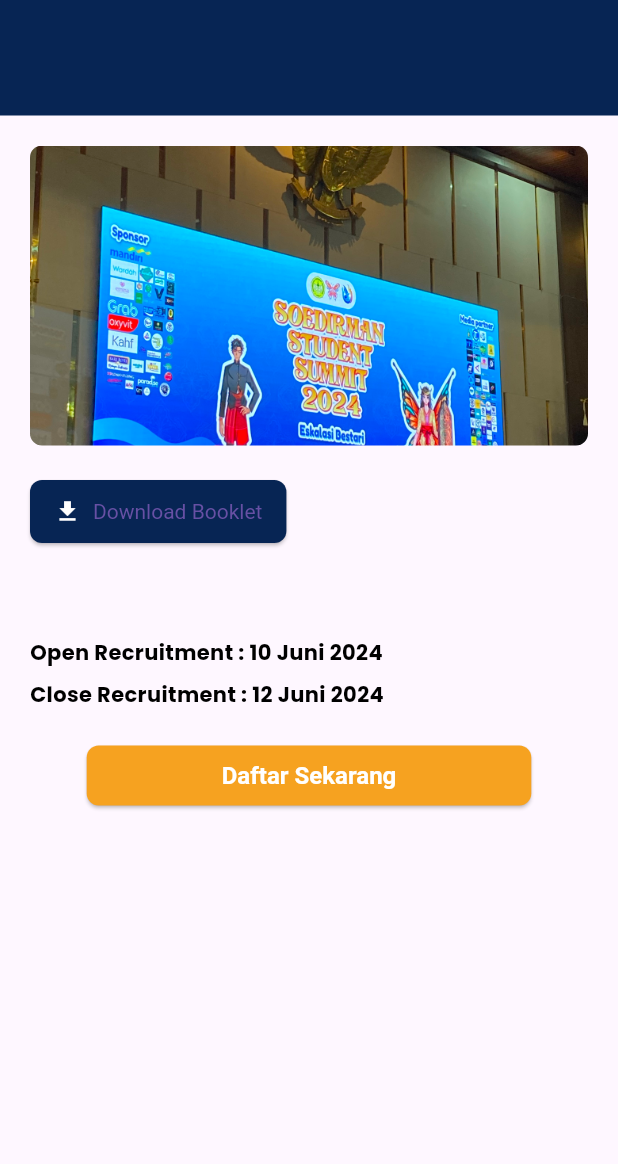
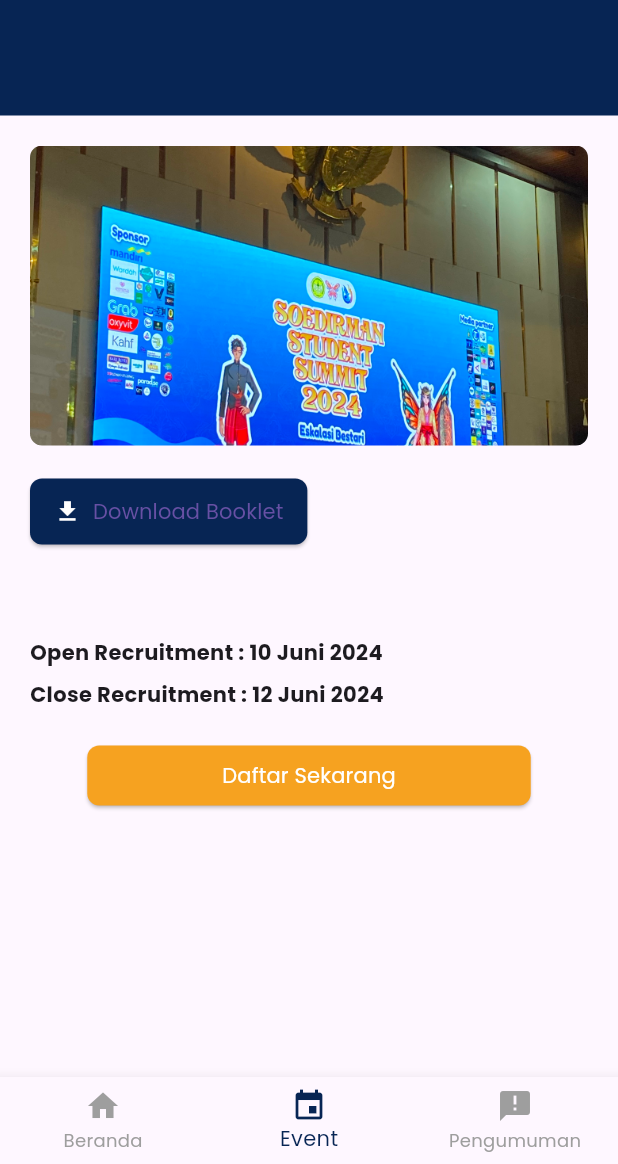
Before and after one commit to akzuha/sirek-mobile, a Flutter app: the EventDetailPage screen opened directly with empty values, on a phone screen of 412 x 824 dp, the part 72-1236 px from its top. Run offline on Flutter 3.47's test engine with Material 3 defaults, Android fonts, the phone set to English and light mode, and no system bars; our stand-ins replace file_picker, shared_preferences; accounts and stored records are empty.

Commit message:
update mhs nav

```diff
--- a/lib/mhs/daftar_event_page.dart
+++ b/lib/mhs/daftar_event_page.dart
@@ -1,10 +1,10 @@
 import 'package:flutter/material.dart';
-import 'event_page.dart'; // Pastikan file EventPage sudah diimport
+import 'package:sirek/widgets/mhsbottom_nav.dart'; // Import mhsbottom_nav.dart
+import 'event_page.dart'; // Import file EventPage
 
 class DaftarEventPage extends StatelessWidget {
   final String title;
 
-  // Konstruktor untuk menerima parameter title
   const DaftarEventPage({super.key, required this.title});
 
   @override
@@ -24,7 +24,7 @@
             padding: const EdgeInsets.only(right: 16.0),
             child: Image.asset(
               "images/iconsirek.png", // Ikon di sebelah kanan
-              height: 40, // Ukuran ikon diperkecil
+              height: 40, // Ukuran ikon
             ),
           ),
         ],
@@ -242,6 +242,7 @@
           ],
         ),
       ),
+      bottomNavigationBar: const CustomBottomNavBar(currentIndex: 1), // Tambahkan navbar di sini
     );
   }
 }
--- a/lib/mhs/event_detail_page.dart
+++ b/lib/mhs/event_detail_page.dart
@@ -1,11 +1,11 @@
 import 'package:flutter/material.dart';
-import 'daftar_event_page.dart'; // Pastikan file ini ada dan diimport
+import 'daftar_event_page.dart';
+import 'package:sirek/widgets/mhsbottom_nav.dart'; // Import mhsbottom_nav.dart
 
 class EventDetailPage extends StatelessWidget {
   final String title;
   final String description;
 
-  // Konstruktor untuk menerima parameter
   const EventDetailPage({
     super.key,
     required this.title,
@@ -19,17 +19,17 @@
         elevation: 0,
         backgroundColor: const Color(0xFF072554),
         leading: IconButton(
-          icon: const Icon(Icons.arrow_back, color: Colors.white), // Tanda panah warna putih
+          icon: const Icon(Icons.arrow_back, color: Colors.white),
           onPressed: () {
-            Navigator.pop(context); // Aksi kembali ke halaman sebelumnya
+            Navigator.pop(context);
           },
         ),
         actions: [
           Padding(
             padding: const EdgeInsets.only(right: 16.0),
             child: Image.asset(
-              "images/iconsirek.png", // Ikon di sebelah kanan
-              height: 40, // Ukuran ikon diperkecil
+              "images/iconsirek.png",
+              height: 40,
             ),
           ),
         ],
@@ -38,7 +38,6 @@
         child: Column(
           crossAxisAlignment: CrossAxisAlignment.start,
           children: [
-            // Header biru dengan judul
             Container(
               color: const Color(0xFF072554),
               width: double.infinity,
@@ -54,14 +53,12 @@
               ),
             ),
             const SizedBox(height: 20),
-
-            // Gambar utama
             Padding(
               padding: const EdgeInsets.symmetric(horizontal: 20),
               child: ClipRRect(
                 borderRadius: BorderRadius.circular(8),
                 child: Image.asset(
-                  "images/event_image.png", // Pastikan file gambar ini ada
+                  "images/event_image.png",
                   width: double.infinity,
                   height: 200,
                   fit: BoxFit.cover,
@@ -69,8 +66,6 @@
               ),
             ),
             const SizedBox(height: 20),
-
-            // Tombol download booklet
             Padding(
               padding: const EdgeInsets.symmetric(horizontal: 20),
               child: ElevatedButton.icon(
@@ -87,16 +82,10 @@
                     borderRadius: BorderRadius.circular(8),
                   ),
                   padding: const EdgeInsets.symmetric(horizontal: 16, vertical: 12),
-                  textStyle: const TextStyle(
-                    fontSize: 14,
-                    color: Colors.white,
-                  ),
                 ),
               ),
             ),
             const SizedBox(height: 20),
-
-            // Deskripsi event
             Padding(
               padding: const EdgeInsets.symmetric(horizontal: 20),
               child: Text(
@@ -106,8 +95,6 @@
               ),
             ),
             const SizedBox(height: 20),
-
-            // Informasi tanggal open dan close recruitment
             Padding(
               padding: const EdgeInsets.symmetric(horizontal: 20),
               child: Column(
@@ -115,37 +102,33 @@
                 children: const [
                   Text(
                     "Open Recruitment : 10 Juni 2024",
-                    style: TextStyle(fontSize: 14, fontWeight: FontWeight.bold, color: Colors.black),
+                    style: TextStyle(fontSize: 14, fontWeight: FontWeight.bold),
                   ),
                   SizedBox(height: 8),
                   Text(
                     "Close Recruitment : 12 Juni 2024",
-                    style: TextStyle(fontSize: 14, fontWeight: FontWeight.bold, color: Colors.black),
+                    style: TextStyle(fontSize: 14, fontWeight: FontWeight.bold),
                   ),
                 ],
               ),
             ),
             const SizedBox(height: 20),
-
-            // Tombol daftar
             Center(
               child: ElevatedButton(
                 onPressed: () {
-      // Navigasi ke halaman daftar_event dengan parameter title
                   Navigator.push(
                     context,
                     MaterialPageRoute(
-          builder: (context) => DaftarEventPage(title: title), // Melewatkan parameter title
+                      builder: (context) => DaftarEventPage(title: title),
                     ),
                   );
                 },
                 style: ElevatedButton.styleFrom(
                   backgroundColor: const Color(0xFFF6A220),
+                  padding: const EdgeInsets.symmetric(horizontal: 90, vertical: 10),
                   shape: RoundedRectangleBorder(
                     borderRadius: BorderRadius.circular(8),
                   ),
-      padding: const EdgeInsets.symmetric(horizontal: 90, vertical: 10),
-      textStyle: const TextStyle(fontSize: 16, fontWeight: FontWeight.bold),
                 ),
                 child: const Text(
                   "Daftar Sekarang",
@@ -153,11 +136,11 @@
                 ),
               ),
             ),
-
             const SizedBox(height: 20),
           ],
         ),
       ),
+      bottomNavigationBar: const CustomBottomNavBar(currentIndex: 1), // Tambahkan navbar
     );
   }
 }
```
Lines whose indentation alone changed are shown as unchanged.
